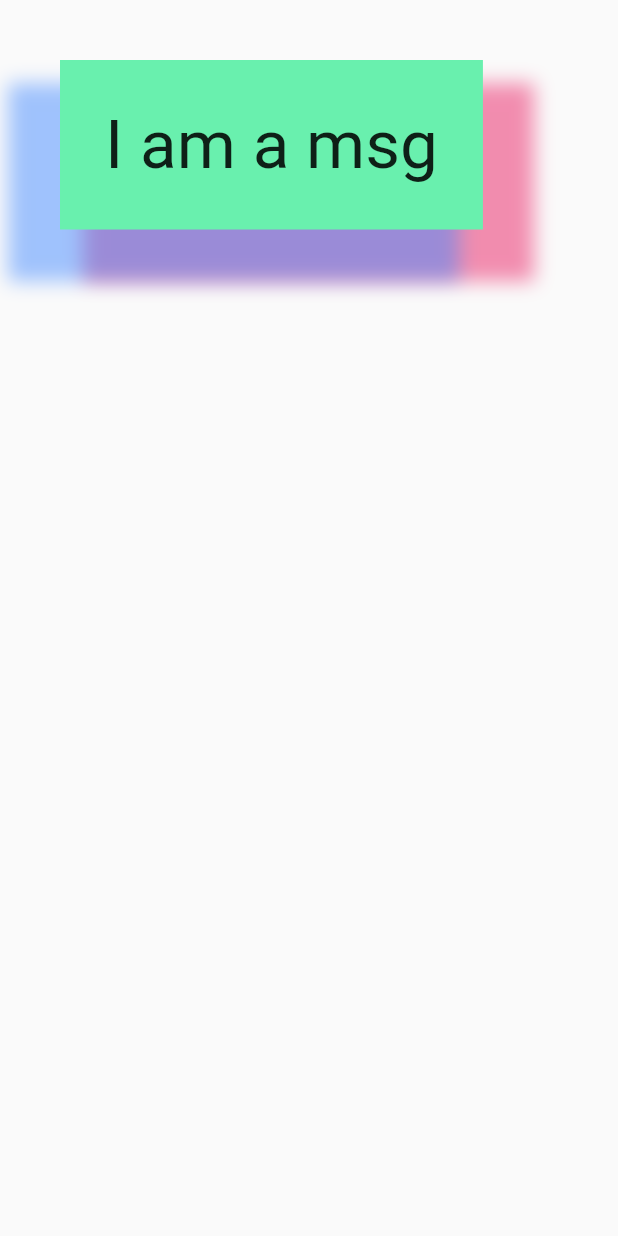
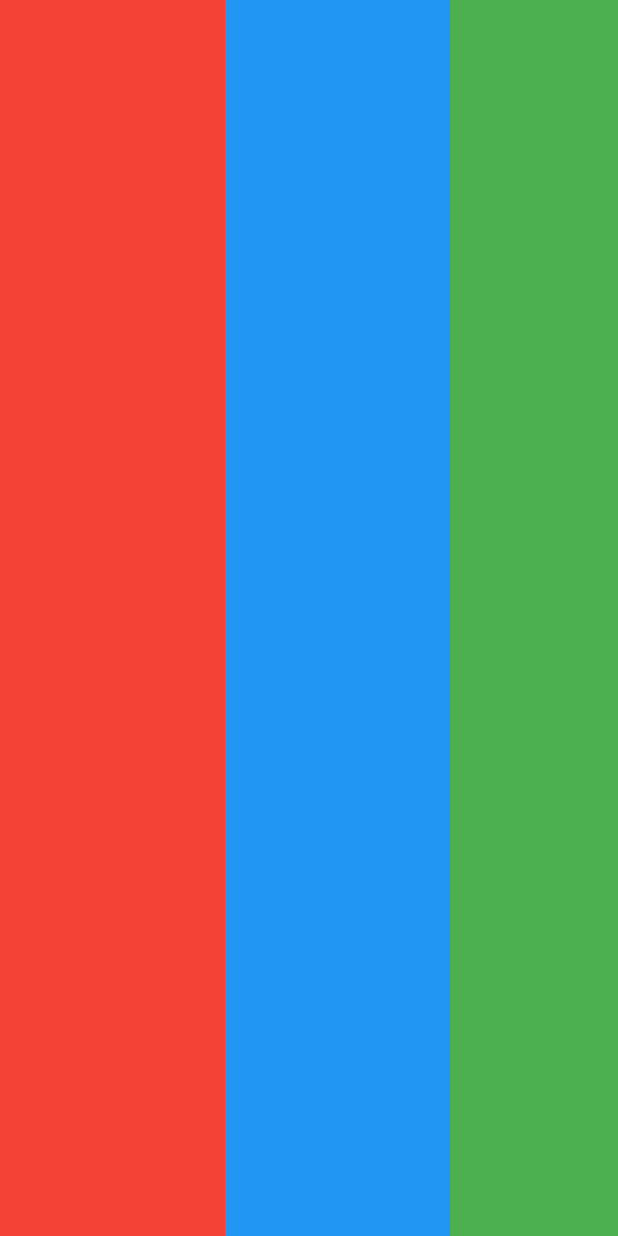
Before and after one commit to Nasibali144/widget_catalog_flutter_b17, a Flutter app: the screen it shows after launch, on a phone screen of 412 x 824 dp. Run offline on Flutter 3.47's test engine with Material 2 defaults, Android fonts, the phone set to English and light mode, and no system bars.

Commit message:
Commit 5: learn Container

```diff
--- a/lib/main.dart
+++ b/lib/main.dart
@@ -1,5 +1,9 @@
 import 'package:flutter/material.dart';
 import 'package:flutter/services.dart';
+import 'package:widget_catalog_flutter_b17/pages/challenge_five.dart';
+import 'package:widget_catalog_flutter_b17/pages/challenge_four.dart';
+import 'package:widget_catalog_flutter_b17/pages/challenge_one.dart';
+import 'package:widget_catalog_flutter_b17/pages/challenge_three.dart';
 import 'package:widget_catalog_flutter_b17/pages/home_page.dart';
 import 'package:widget_catalog_flutter_b17/pages/lesson_three.dart';
 import 'package:widget_catalog_flutter_b17/pages/lesson_two.dart';
@@ -34,11 +38,15 @@ class MyApp extends StatelessWidget {
       theme: ThemeData(
         primarySwatch: Colors.blue,
       ),
-      home: LessonThree(),
+      home: ChallengeFive(),
       routes: {
         HomePage.id: (context) => HomePage(),
         LessonTwo.id: (context) => LessonTwo(),
         LessonThree.id: (context) => LessonThree(),
+        ChallengeOne.id: (context) => ChallengeOne(),
+        ChallengeThree.id: (context) => ChallengeThree(),
+        ChallengeFour.id: (context) => ChallengeFour(),
+        ChallengeFive.id: (context) => ChallengeFive(),
       },
     );
   }
--- /dev/null
+++ b/lib/pages/challenge_five.dart
@@ -0,0 +1,40 @@
+import 'package:flutter/material.dart';
+
+class ChallengeFive extends StatefulWidget {
+  static const id = "/challenge_five";
+  const ChallengeFive({Key? key}) : super(key: key);
+
+  @override
+  _ChallengeFiveState createState() => _ChallengeFiveState();
+}
+
+class _ChallengeFiveState extends State<ChallengeFive> {
+  @override
+  Widget build(BuildContext context) {
+    return Scaffold(
+      body: SingleChildScrollView(
+        scrollDirection: Axis.horizontal,
+        child: Row(
+          children: [
+            Container(
+              color: Colors.red,
+              width: 150,
+            ),
+            Container(
+              color: Colors.blue,
+              width: 150,
+            ),
+            Container(
+              color: Colors.green,
+              width: 150,
+            ),
+            Container(
+              color: Colors.purple,
+              width: 150,
+            ),
+          ],
+        ),
+      ),
+    );
+  }
+}
```
Also changed, not shown: lib/pages/challenge_four.dart (added, +39 -0 lines), lib/pages/challenge_one.dart (added, +36 -0 lines), lib/pages/challenge_three.dart (added, +39 -0 lines).
